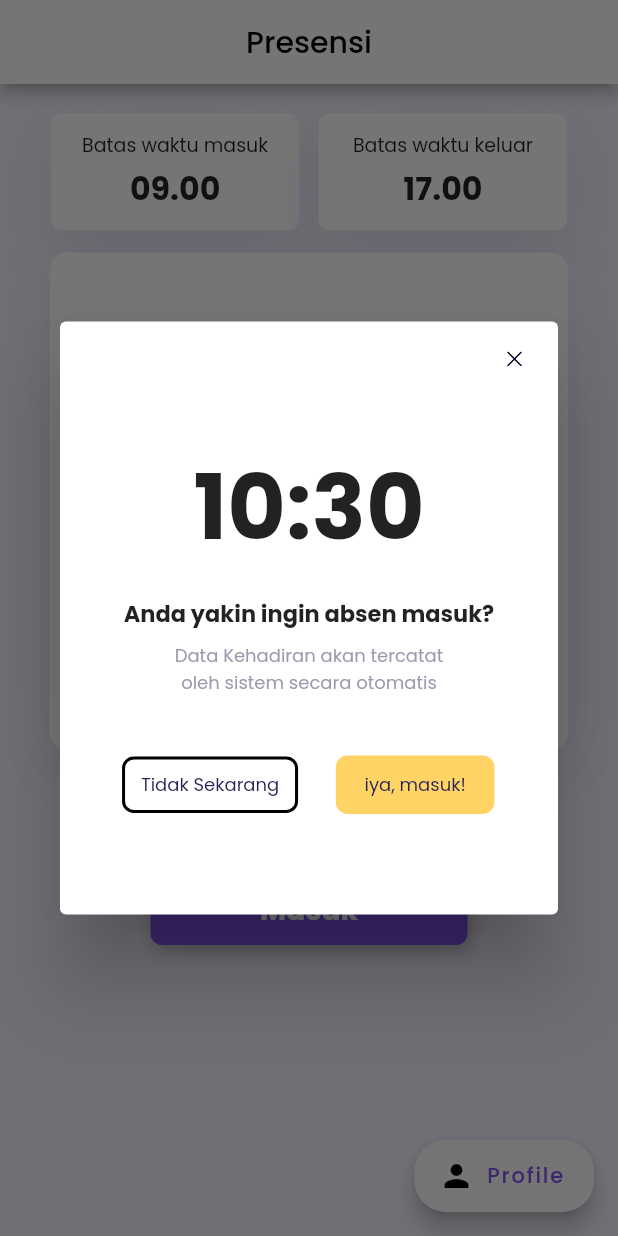
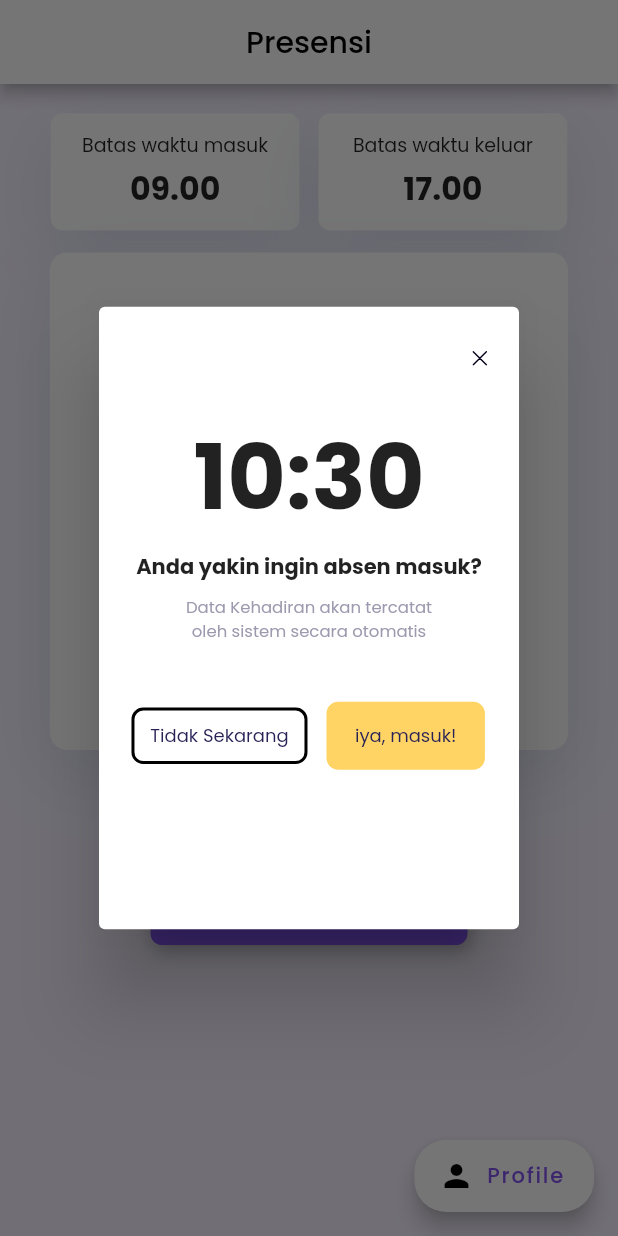
Before and after one commit to MikaSRahwono/Presensi-Kab-Pidie, a Flutter app: the HomePage screen opened directly, after a tap on "Masuk", on a phone screen of 412 x 824 dp. Run offline on Flutter 3.47's test engine with Material 2 defaults, Android fonts, the phone set to English and light mode, and no system bars; drawn by our look-alikes of auto_size_text; our stand-ins replace flutter_countdown_timer, flutter_native_splash, flutter_screenutil, flutter_secure_storage, flutter_svg, geolocator and 2 more; accounts and stored records are empty.

Commit message:
fix styling absensi page

```diff
--- a/lib/features/authentication/presentation/pages/forgotpass/methods.dart
+++ b/lib/features/authentication/presentation/pages/forgotpass/methods.dart
@@ -4,7 +4,7 @@ Future<String> forgetPass(email) async {
   var request = http.MultipartRequest(
       'POST',
       Uri.parse(
-          'http://127.0.0.1:8000/account/req-change-pass'));
+          'http://10.0.2.2:8000/account/req-change-pass'));
   request.fields.addAll({'email': email});
   http.StreamedResponse response = await request.send();
   if (response.statusCode == 200) {
@@ -18,7 +18,7 @@ Future<String> otpCheck(String email, String kode) async {
   var request = http.MultipartRequest(
       'POST',
       Uri.parse(
-          'http://127.0.0.1:8000/account/check-otp'));
+          'http://10.0.2.2:8000/account/check-otp'));
   request.fields.addAll({'email': email, 'unique_code': kode});
   http.StreamedResponse response = await request.send();
   String stringResponse = await response.stream.bytesToString();
@@ -34,7 +34,7 @@ Future<String> changeForgetPassword(
   var request = http.MultipartRequest(
       'POST',
       Uri.parse(
-          'http://127.0.0.1:8000/account/change-forget-pass'));
+          'http://10.0.2.2:8000/account/change-forget-pass'));
   request.fields
       .addAll({'email': email, 'password': pass, 'confirm_password': confPass});
 
--- a/lib/features/home/presentation/page/home.dart
+++ b/lib/features/home/presentation/page/home.dart
@@ -81,11 +81,11 @@ class _HomePageState extends State<HomePage> {
         context: context,
         builder: (context) =>
             AlertDialog(
+              contentPadding: EdgeInsets.symmetric(horizontal: 10.w, vertical: 20.h),
               content: StatefulBuilder(
                 builder: (BuildContext context, StateSetter setState){
                   return  Container(
-                    width: 326.w,
-                    height: 360.h,
+                    height: 385.h,
                     child: Column(
                       children: [
                         Row(
@@ -99,6 +99,7 @@ class _HomePageState extends State<HomePage> {
                                 Navigator.pop(context)
                               },
                               child: Container(
+                                margin: EdgeInsets.only(right: 10.w, top: 10.h),
                                 width: 10,
                                 height: 10,
                                 child: SvgPicture.asset(
@@ -111,7 +112,7 @@ class _HomePageState extends State<HomePage> {
                         ),
                         Center(
                           child: Container(
-                            margin: EdgeInsets.only(top: 50.h),
+                            margin: EdgeInsets.only(top: 30.h),
                             child: StreamBuilder(
                               stream: Stream.periodic(const Duration(seconds: 1)),
                               builder: (context, snapshot) {
@@ -129,7 +130,7 @@ class _HomePageState extends State<HomePage> {
                         ),
                         Center(
                           child: Container(
-                            margin: EdgeInsets.only(top: 15.h),
+                            margin: EdgeInsets.only(top: 5.h),
                             padding: EdgeInsets.symmetric(horizontal: 10.w),
                             child: AutoSizeText(title,
                                 maxFontSize: 16,
@@ -145,6 +146,7 @@ class _HomePageState extends State<HomePage> {
                           padding: EdgeInsets.only(top: 8.0.h, left: 45.h, right: 45.h),
                           child: AutoSizeText("Data Kehadiran akan tercatat oleh sistem secara otomatis",
                               maxFontSize: 12,
+                              minFontSize: 9,
                               maxLines: 2,
                               textAlign: TextAlign.center,
                               style: TextStyle(
@@ -284,8 +286,7 @@ class _HomePageState extends State<HomePage> {
                                 },
                                 child: Container(
                                   width: 100.w,
-                                  height: 40.h,
-                                  padding: EdgeInsets.symmetric(horizontal: 14.w),
+                                  padding: EdgeInsets.symmetric(horizontal: 14.w, vertical: 6.h),
                                   margin: EdgeInsets.symmetric(horizontal: 1.w),
                                   decoration: BoxDecoration(
                                     color: Color.fromRGBO(255, 212, 101, 1) ,
@@ -302,6 +303,7 @@ class _HomePageState extends State<HomePage> {
                                       ):
                                       AutoSizeText(descButton,
                                           maxFontSize: 12,
+                                          minFontSize: 9,
                                           maxLines: 1,
                                           textAlign: TextAlign.center,
                                           style: TextStyle(
```
Also changed, not shown: lib/features/authentication/presentation/provider/user_provider.dart (+7 -7 lines).
